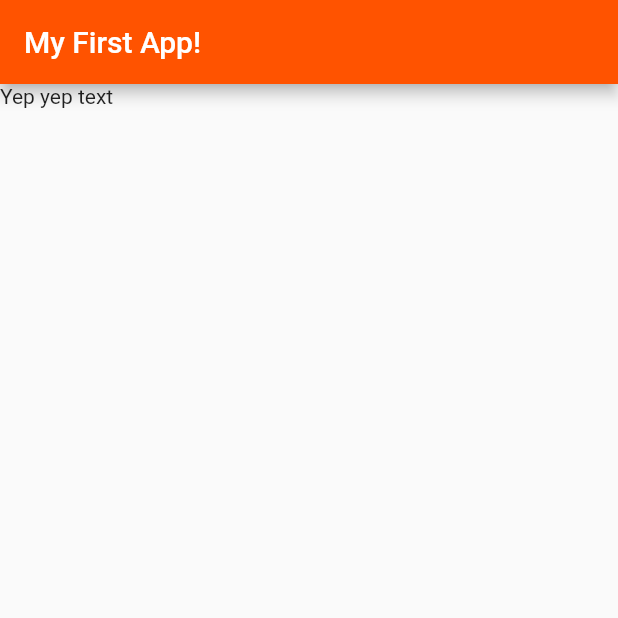
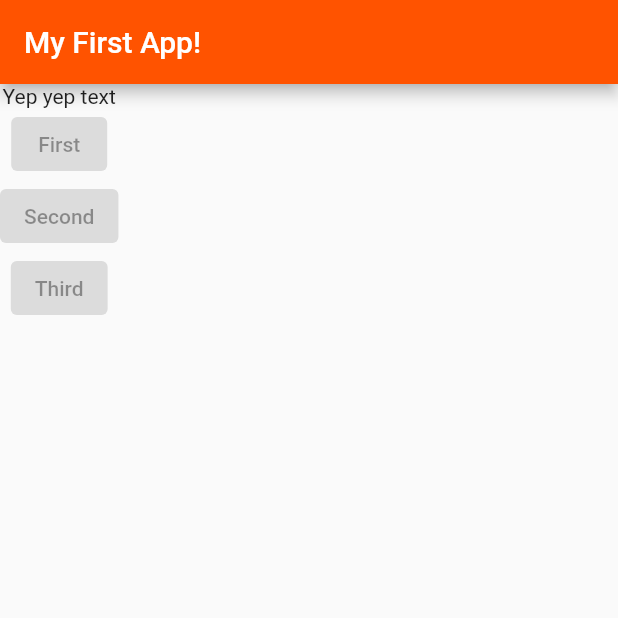
Before and after one commit to Kara-Zor-El/Flutter-Learning, a Flutter app: the screen it shows after launch, on a phone screen of 412 x 824 dp, the top half of it. Run offline on Flutter 3.47's test engine with Material 2 defaults, Android fonts, the phone set to English and light mode, and no system bars.

Commit message:
Added three buttons and removed debug banner.

```diff
--- a/flutter_learning1/lib/main.dart
+++ b/flutter_learning1/lib/main.dart
@@ -10,6 +10,7 @@ class MyApp extends StatelessWidget {
       'What\'s your favorite animal?',
     ];
     return MaterialApp(
+      debugShowCheckedModeBanner: false,
       home: Scaffold(
         appBar: AppBar(
           backgroundColor: const Color.fromARGB(255, 255, 83, 0),
@@ -18,7 +19,18 @@ class MyApp extends StatelessWidget {
         body: Column(
           children: const [
             Text('Yep yep text'),
-            //FloatingActionButton(onPressed: onPressed)
+            ElevatedButton(
+              child: Text('First'),
+              onPressed: null,
+            ),
+            ElevatedButton(
+              child: Text('Second'),
+              onPressed: null,
+            ),
+            ElevatedButton(
+              child: Text('Third'),
+              onPressed: null,
+            ),
           ],
         ),
       ),
```
